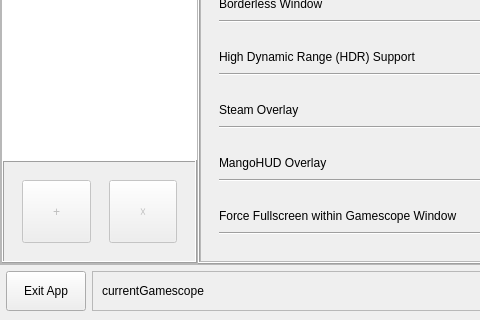
First picture: the form in mainwindow.ui, repository rfrench3/scopebuddy-gui, before the edit; both pictures show x 0 to 480 and y 374 to 694 of the 800 by 694 pixel window.
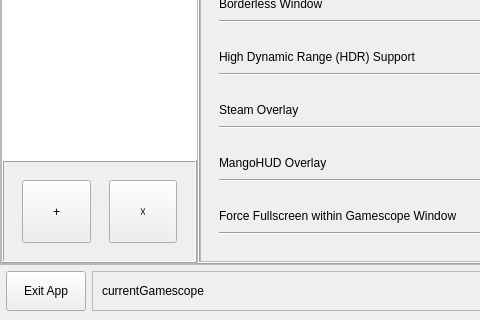
Second picture: the form after the edit. Icons and pictures are not drawn.

```diff
--- a/mainwindow.ui
+++ b/mainwindow.ui
@@ -152,7 +152,7 @@
              <item>
               <widget class="QToolButton" name="toolButton_addGame">
                <property name="enabled">
-                <bool>false</bool>
+                <bool>true</bool>
                </property>
                <property name="sizePolicy">
                 <sizepolicy hsizetype="Expanding" vsizetype="Expanding">
@@ -177,7 +177,7 @@
              <item>
               <widget class="QToolButton" name="toolButton_removeGame">
                <property name="enabled">
-                <bool>false</bool>
+                <bool>true</bool>
                </property>
                <property name="sizePolicy">
                 <sizepolicy hsizetype="Expanding" vsizetype="Expanding">
```
